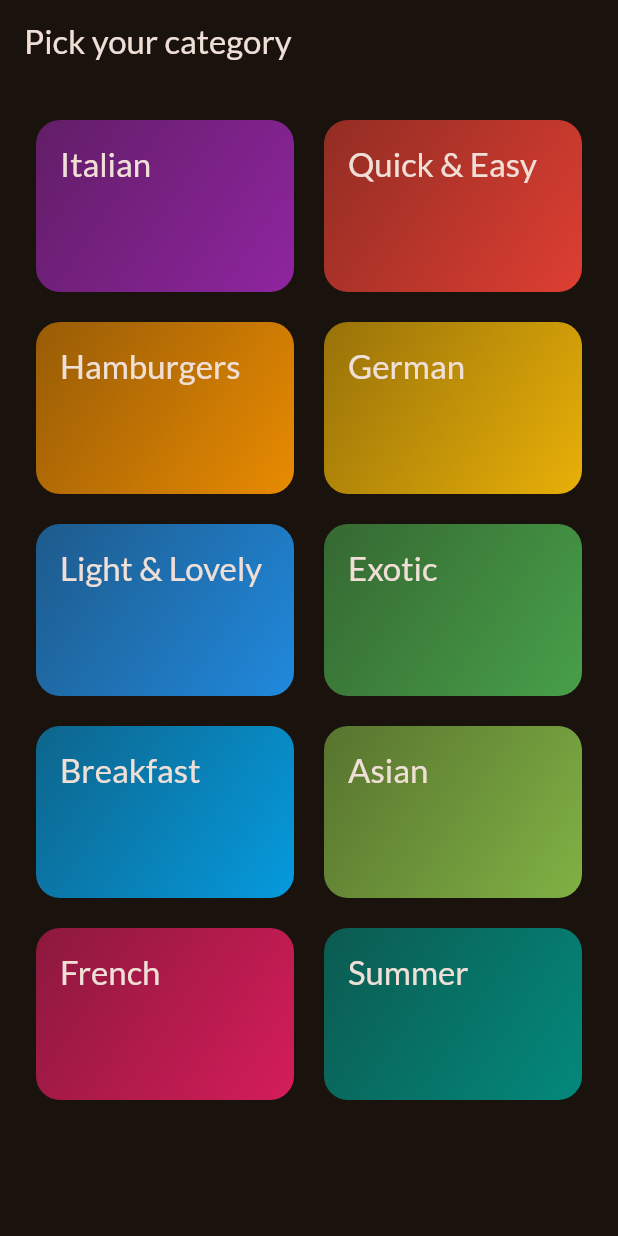
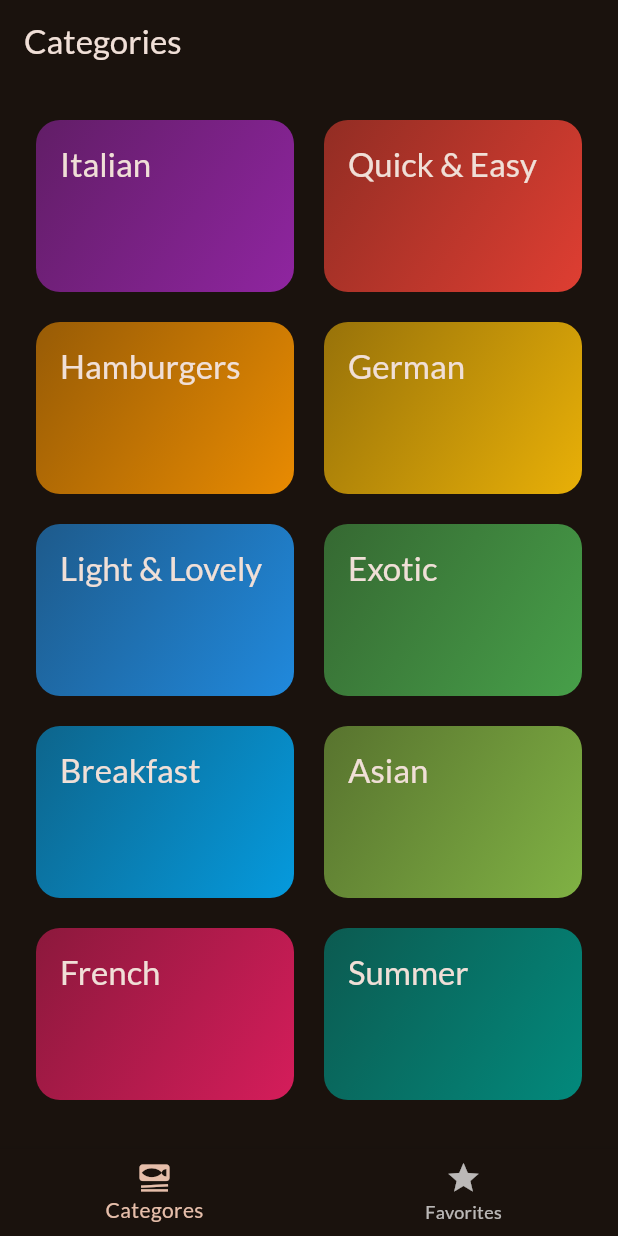
Before and after one commit to bigmosi/Meal_app, a Flutter app: the screen it shows after launch, on a phone screen of 412 x 824 dp. Run offline on Flutter 3.47's test engine with Material 3 defaults, Android fonts, the phone set to English and light mode, and no system bars; our stand-ins replace google_fonts, transparent_image.

Commit message:
added favorites icon

```diff
--- a/lib/main.dart
+++ b/lib/main.dart
@@ -1,7 +1,7 @@
 import 'package:flutter/material.dart';
 
 import 'package:google_fonts/google_fonts.dart';
-import 'package:meals/screens/categories.dart';
+import 'package:meals/screens/tabs.dart';
 
 final theme = ThemeData(
   useMaterial3: true,
@@ -23,7 +23,7 @@ class App extends StatelessWidget {
   Widget build(BuildContext context) {
     return MaterialApp(
       theme: theme,
-      home: const CategoriesScreen()
+      home: const TabsScreen()
     );
   }
 }
--- a/lib/screens/categories.dart
+++ b/lib/screens/categories.dart
@@ -1,11 +1,14 @@
 import 'package:flutter/material.dart';
 import 'package:meals/data/dummy_data.dart';
 import 'package:meals/models/category.dart';
+import 'package:meals/models/meal.dart';
 import 'package:meals/screens/meals.dart';
 import 'package:meals/widgets/category_grid_item.dart';
 
 class CategoriesScreen extends StatelessWidget {
-  const CategoriesScreen({super.key});
+  const CategoriesScreen({super.key, required this.onToggleFavorites});
+
+  final void Function(Meal meal) onToggleFavorites;
 
   void _selectCategory(BuildContext context, Category category) {
    final filteredMeals = dummyMeals
@@ -16,6 +19,7 @@ class CategoriesScreen extends StatelessWidget {
         builder: (ctx) => MealsScreen(
           title: category.title,
            meals: filteredMeals,
+           onToggleFavorites: onToggleFavorites,
           ),
           )
           );
@@ -23,11 +27,7 @@ class CategoriesScreen extends StatelessWidget {
 
   @override
   Widget build(BuildContext context) {
-    return Scaffold(
-      appBar: AppBar(
-        title: const Text('Pick your category'),
-      ),
-      body: GridView(
+    return GridView(
         padding: const EdgeInsets.all(24),
         gridDelegate: const SliverGridDelegateWithFixedCrossAxisCount(
             crossAxisCount: 2,
@@ -40,7 +40,6 @@ class CategoriesScreen extends StatelessWidget {
               _selectCategory(context, category);
             },)
         ],
-      ),
-    );
+      );
   }
 }
--- /dev/null
+++ b/lib/screens/tabs.dart
@@ -0,0 +1,75 @@
+import 'package:flutter/material.dart';
+import 'package:meals/models/meal.dart';
+import 'package:meals/screens/categories.dart';
+import 'package:meals/screens/meals.dart';
+
+class TabsScreen extends StatefulWidget {
+  const TabsScreen({super.key});
+
+  @override
+  State<TabsScreen> createState() {
+   return _TabsScreenState();
+  }
+}
+
+class _TabsScreenState extends State<TabsScreen> {
+  int _selectedPageIndex = 0;
+  final List<Meal> _favoriteMeals = [];
+
+  void _showInfoMessage(String message) {
+    ScaffoldMessenger.of(context).clearSnackBars();
+    ScaffoldMessenger.of(context).showSnackBar(
+      SnackBar(
+        content: Text(message)
+        ));
+  }
+
+  void _toggleMealFavorteStatus(Meal meal) {
+    final isExisting = _favoriteMeals.contains(meal);
+
+    if(isExisting) {
+      setState(() {
+        _favoriteMeals.remove(meal);
+      });
+      _showInfoMessage('Meal is nolonger a favorite.');
+    } else {
+      setState(() {
+        _favoriteMeals.add(meal);
+      });
+      _showInfoMessage('Marked as a favorite!');
+    }
+  }
+
+  void _selectedPage(int index) {
+    setState(() {
+      _selectedPageIndex = index;
+    });
+  }
+
+  @override
+  Widget build(BuildContext context) {
+    Widget activePage = CategoriesScreen(onToggleFavorites: _toggleMealFavorteStatus,);
+
+    var activePageTitle = 'Categories';
+
+    if (_selectedPageIndex == 1) {
+      activePage = MealsScreen(meals: _favoriteMeals, onToggleFavorites: _toggleMealFavorteStatus,);
+      activePageTitle = 'Your Favorites';
+    }
+
+    return Scaffold(
+      appBar: AppBar(
+        title: Text(activePageTitle),
+      ),
+      body: activePage,
+      bottomNavigationBar: BottomNavigationBar(
+        onTap: _selectedPage,
+        currentIndex: _selectedPageIndex,
+        items: const [
+          BottomNavigationBarItem(icon: Icon(Icons.set_meal), label: 'Categores'),
+          BottomNavigationBarItem(icon: Icon(Icons.star), label: 'Favorites')
+        ]
+        ),
+    );
+  }
+}
```
Also changed, not shown: lib/screens/meal_detail.dart (+42 -7 lines), lib/screens/meals.dart (+10 -4 lines).
